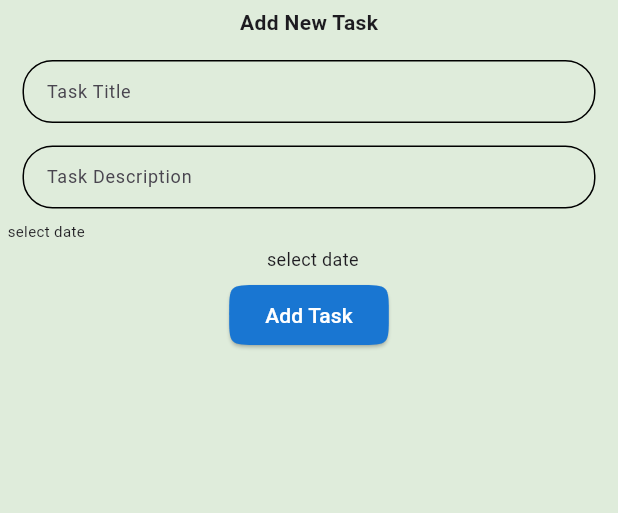
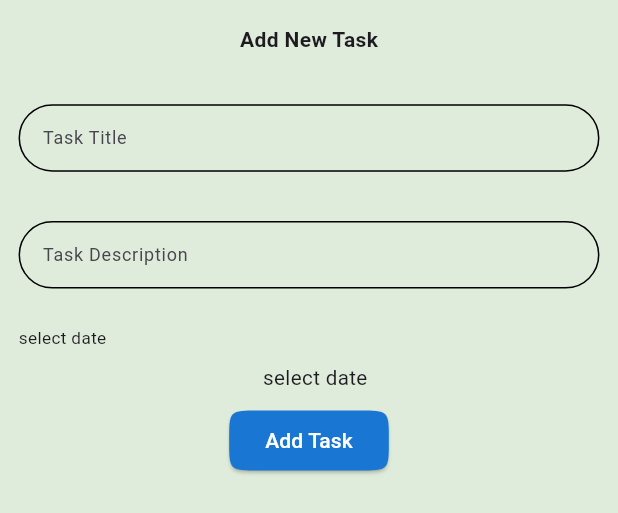
Before and after one commit to pgd8/ToDo, a Flutter app: the AddTaskForm widget shown alone on an empty page, opened directly, on a phone screen of 412 x 824 dp. Shown: the top 513 px of the screen. Run offline on Flutter 3.47's test engine with Material 3 defaults, Android fonts, the phone set to English and light mode, and no system bars; our stand-ins replace date_picker_timeline, firebase_core, flutter_screenutil, flutter_slidable; accounts and stored records are empty; generated files the repository leaves out were written again.

Commit message:
ScreenUtil initialize and use

```diff
--- a/lib/Shared_Components/add_task_form.dart
+++ b/lib/Shared_Components/add_task_form.dart
@@ -1,6 +1,7 @@
 // ignore_for_file: use_key_in_widget_constructors
 
 import 'package:flutter/material.dart';
+import 'package:flutter_screenutil/flutter_screenutil.dart';
 import 'package:todo/Shared_Components/field_label.dart';
 
 class AddTaskForm extends StatefulWidget {
@@ -16,6 +17,7 @@ class _AddTaskFormState extends State<AddTaskForm> {
 
   @override
   Widget build(BuildContext context) {
+    ScreenUtil.init(context, designSize: const Size(360, 690));
     return Form(
       key: formKey,
       child: Padding(
@@ -25,7 +27,8 @@ class _AddTaskFormState extends State<AddTaskForm> {
           mainAxisSize: MainAxisSize.min,
           children: [
             Container(
-              margin: const EdgeInsets.symmetric(horizontal: 15, vertical: 5),
+              margin:
+                  EdgeInsets.symmetric(horizontal: 0.01.sw, vertical: 0.02.sh),
               child: const Text(
                 'Add New Task',
                 style: TextStyle(fontWeight: FontWeight.bold),
@@ -33,68 +36,71 @@ class _AddTaskFormState extends State<AddTaskForm> {
             ),
             Container(
               width: double.infinity,
-              margin: const EdgeInsets.symmetric(horizontal: 15, vertical: 10),
+              margin:
+                  EdgeInsets.symmetric(horizontal: 0.03.sw, vertical: 0.02.sh),
               child: TextFormField(
                 validator: (value) {
                   if (value == null || value == '') {
                     return "Pleas enter the task title";
                   }
                 },
-                style: const TextStyle(fontSize: 12, color: Colors.black),
+                style: TextStyle(fontSize: 12.sp, color: Colors.black),
                 decoration: InputDecoration(
                     isDense: true,
-                    errorStyle: TextStyle(fontSize: 10),
+                    errorStyle: TextStyle(fontSize: 11.sp),
                     label: FieldLabel('Task Title'),
                     errorBorder: OutlineInputBorder(
-                        borderRadius: BorderRadius.circular(20),
+                        borderRadius: BorderRadius.circular(20.r),
                         borderSide: BorderSide(color: Colors.red)),
                     enabledBorder: OutlineInputBorder(
-                      borderRadius: BorderRadius.circular(20),
+                      borderRadius: BorderRadius.circular(20.r),
                     )),
               ),
             ),
             Container(
               width: double.infinity,
-              margin: const EdgeInsets.symmetric(horizontal: 15, vertical: 5),
+              margin:
+                  EdgeInsets.symmetric(horizontal: 0.03.sw, vertical: 0.02.sh),
               child: TextFormField(
                 validator: (value) {
                   if (value == null || value == '') {
                     return "Pleas enter the task description";
                   }
                 },
-                style: const TextStyle(fontSize: 12, color: Colors.black),
+                style: TextStyle(fontSize: 12.sp, color: Colors.black),
                 decoration: InputDecoration(
-                    errorStyle: TextStyle(fontSize: 10),
+                    errorStyle: TextStyle(fontSize: 10.sp),
                     isDense: true,
                     label: FieldLabel('Task Description'),
                     errorBorder: OutlineInputBorder(
-                        borderRadius: BorderRadius.circular(20),
+                        borderRadius: BorderRadius.circular(20.r),
                         borderSide: BorderSide(color: Colors.red)),
                     enabledBorder: OutlineInputBorder(
-                      borderRadius: BorderRadius.circular(20),
+                      borderRadius: BorderRadius.circular(20.r),
                     )),
               ),
             ),
             Container(
-              margin: const EdgeInsets.only(top: 3, left: 5),
+              margin: EdgeInsets.only(top: 0.01.sh, left: 0.03.sw),
               alignment: Alignment.centerLeft,
-              child: const Text(
+              child: Text(
                 'select date',
-                style: TextStyle(fontSize: 10),
+                style: TextStyle(fontSize: 10.sp),
               ),
             ),
             Container(
-              margin: const EdgeInsets.only(top: 3, left: 5, bottom: 5),
+              margin:
+                  EdgeInsets.only(top: 0.01.sh, left: 0.02.sw, bottom: 0.01.sh),
               child: InkWell(
                 onTap: () {},
-                child: const Text(
+                child: Text(
                   'select date',
-                  style: TextStyle(fontSize: 12),
+                  style: TextStyle(fontSize: 12.sp),
                 ),
               ),
             ),
             Container(
-              margin: const EdgeInsets.only(bottom: 10),
+              margin: EdgeInsets.only(bottom: 0.015.sh),
               child: ElevatedButton(
                   onPressed: () {
                     if (formKey.currentState!.validate()) {}
--- a/lib/Tabs/Settings_Tab_Components/language_sheet.dart
+++ b/lib/Tabs/Settings_Tab_Components/language_sheet.dart
@@ -1,5 +1,6 @@
 // ignore_for_file: use_key_in_widget_constructors
 import 'package:flutter/material.dart';
+import 'package:flutter_screenutil/flutter_screenutil.dart';
 import 'package:provider/provider.dart';
 import 'package:todo/My_App/my_theme.dart';
 import 'package:todo/Providers/my_provider.dart';
@@ -16,7 +17,7 @@ class LanguageSheet extends StatelessWidget {
           Text("Language"),
           Container(
             width: double.infinity,
-            margin: const EdgeInsets.symmetric(horizontal: 20, vertical: 5),
+            margin: EdgeInsets.symmetric(horizontal: 0.05.sw, vertical: 0.01.sh),
             child: ElevatedButton(
                 style: ElevatedButton.styleFrom(
                     backgroundColor: provider.languageCode == "en"
@@ -35,7 +36,7 @@ class LanguageSheet extends StatelessWidget {
           ),
           Container(
             width: double.infinity,
-            margin: const EdgeInsets.symmetric(horizontal: 20, vertical: 5),
+            margin: EdgeInsets.symmetric(horizontal: 0.05.sw, vertical: 0.01.sh),
             child: ElevatedButton(
                 style: ElevatedButton.styleFrom(
                     backgroundColor: provider.languageCode == "ar"
--- a/lib/Tabs/settings_tab.dart
+++ b/lib/Tabs/settings_tab.dart
@@ -1,19 +1,21 @@
 // ignore_for_file: use_key_in_widget_constructors
 
 import 'package:flutter/material.dart';
+import 'package:flutter_screenutil/flutter_screenutil.dart';
 import 'package:todo/Tabs/Settings_Tab_Components/language_sheet.dart';
 import 'package:todo/Tabs/Settings_Tab_Components/theme_mode_sheet.dart';
 
 class SettingsTab extends StatelessWidget {
   @override
   Widget build(BuildContext context) {
+    ScreenUtil.init(context, designSize: const Size(360, 690));
     return Padding(
       padding: const EdgeInsets.all(12.0),
       child: Column(
         crossAxisAlignment: CrossAxisAlignment.start,
         children: [
           SizedBox(
-            height: 30,
+            height: 0.04.sh,
           ),
           Text("Change App Language"),
           TextButton(
--- a/lib/main.dart
+++ b/lib/main.dart
@@ -1,12 +1,14 @@
 import 'package:firebase_core/firebase_core.dart';
 import 'package:flutter/material.dart';
+import 'package:flutter_screenutil/flutter_screenutil.dart';
 import 'package:todo/FireBase_Components/firebase_options.dart';
 import 'package:todo/My_App/my_app.dart';
 
 void main() async {
   WidgetsFlutterBinding.ensureInitialized();
   await Firebase.initializeApp(
-      options: DefaultFirebaseOptions.currentPlatform,
+    options: DefaultFirebaseOptions.currentPlatform,
   );
+  await ScreenUtil.ensureScreenSize();
   runApp(MyApp());
 }
--- a/pubspec.yaml
+++ b/pubspec.yaml
@@ -37,6 +37,7 @@ dependencies:
   cupertino_icons: ^1.0.2
   firebase_core: ^2.27.0
   date_picker_timeline: ^1.2.5
+  flutter_screenutil: ^5.9.0
   provider: ^6.1.2
   flutter_slidable: ^3.1.0
 dev_dependencies:
```
Also changed, not shown: lib/My_App/my_app.dart (+8 -0 lines), lib/Screens/home_screen.dart (+6 -4 lines), lib/Tabs/Settings_Tab_Components/theme_mode_sheet.dart (+5 -2 lines), lib/Tabs/tasks_tab.dart (+14 -11 lines), pubspec.lock.
